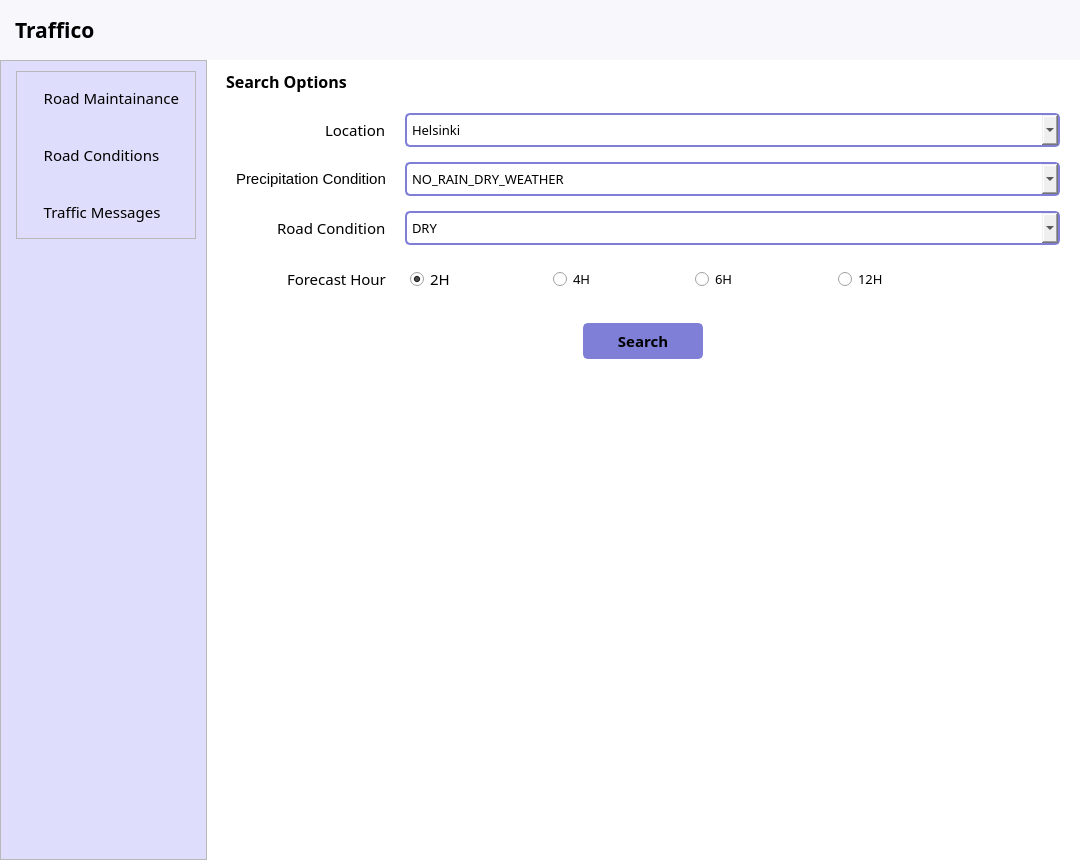
Old version of the form interface.ui in the repository FAHID-KHAN/Traffico-Finnish-Traffic-System-.
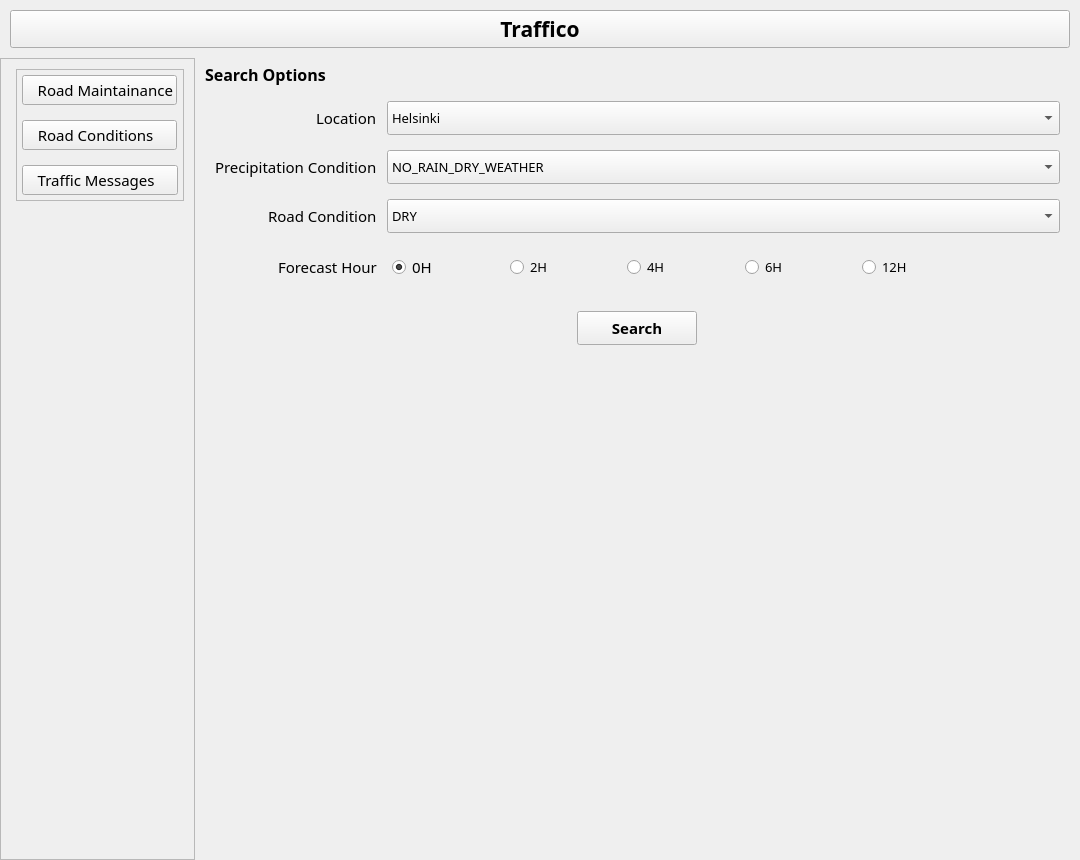
New version of the form. The open tabs and pages were chosen to show the change. Icons and pictures are not drawn.

What changed in the file:
```diff
--- a/interface.ui
+++ b/interface.ui
@@ -15,84 +15,7 @@
   </property>
   <widget class="QWidget" name="centralwidget">
    <property name="styleSheet">
-    <string notr="true">* {
-	color: #000;
-}
-
-#centralwidget {
-	background-color: #fff;
-}
-
-#head {
-	background-color: #f7f7fc;
-}
-
-#nav {
-	background-color: #dedefc;
-}
-
-QPushButton {
-	background: transparent;
-	border: none;
-	border-radius: 5px;
-	padding: 5px;
-}
-
-QPushButton:focus {
-	background-color: #7f7fd7;
-}
-
-QPushButton:hover {
-	background-color: #e5f3ff;
-}
-
-#main_button, #cond_button, #msg_button {
-	padding: 10px;
-	text-align: left;
-}
-
-#logo_button {
-	background: transparent;
-	background-color: #f7f7fc;
-	text-align: left;
-}
-
-#main_submit_btn, #cond_submit_btn, #msg_submit_btn {
-	background-color: #7f7fd7;
-	border: 2px solid #7f7fd7;
-}
-
-/*#searchFrmae {
-	background-color: #eeeeff;
-}*/
-
-QLabel {
-	padding: 5px;
-}
-
-QComboBox {
-	border: 2px solid #7f7fd7;
-	border-radius: 5px;
-	padding: 5px;
-}
-
-QDateTimeEdit {
-	border: 2px solid #7f7fd7;
-	border-radius: 5px;
-	padding: 5px;
-}
-
-/*#resultsFrame {
-	background-color: #eeeeff;
-}*/
-
-#style_frame_1, #style_frame_2, #style_frame_3, #style_frame_4, #style_frame_5, #style_frame_6 {
-	background-color: #cac4f2;
-	border: 2px solid #000;
-	border-radius: 20px;
-	padding: 5px;
-}
-</string>
+    <string notr="true"/>
    </property>
    <layout class="QVBoxLayout" name="verticalLayout_18">
     <property name="spacing">
@@ -1040,7 +963,7 @@
                                </font>
                               </property>
                               <property name="text">
-                               <string>2H</string>
+                               <string>0H</string>
                               </property>
                               <property name="checked">
                                <bool>true</bool>
@@ -1050,6 +973,22 @@
                               </attribute>
                              </widget>
                             </item>
+                            <item>
+                             <widget class="QRadioButton" name="radioButton_5">
+                              <property name="font">
+                               <font>
+                                <family>Mulish</family>
+                                <pointsize>10</pointsize>
+                               </font>
+                              </property>
+                              <property name="text">
+                               <string>2H</string>
+                              </property>
+                              <attribute name="buttonGroup">
+                               <string notr="true">buttonGroup</string>
+                              </attribute>
+                             </widget>
+                            </item>
                             <item>
                              <widget class="QRadioButton" name="radioButton_2">
                               <property name="font">
```
